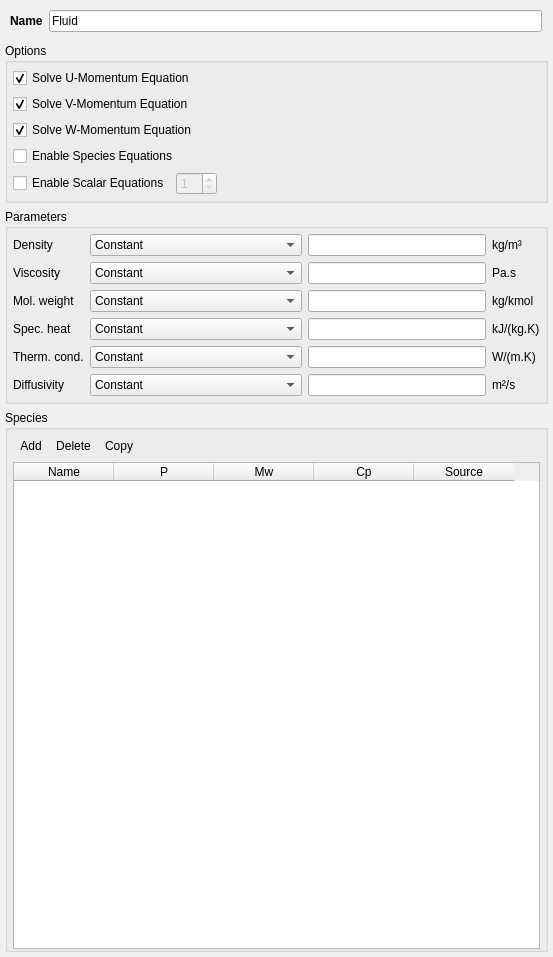
The window that gui/uifiles/fluid.ui (truongd8593/mfix) describes before a commit, drawn with Qt 5.
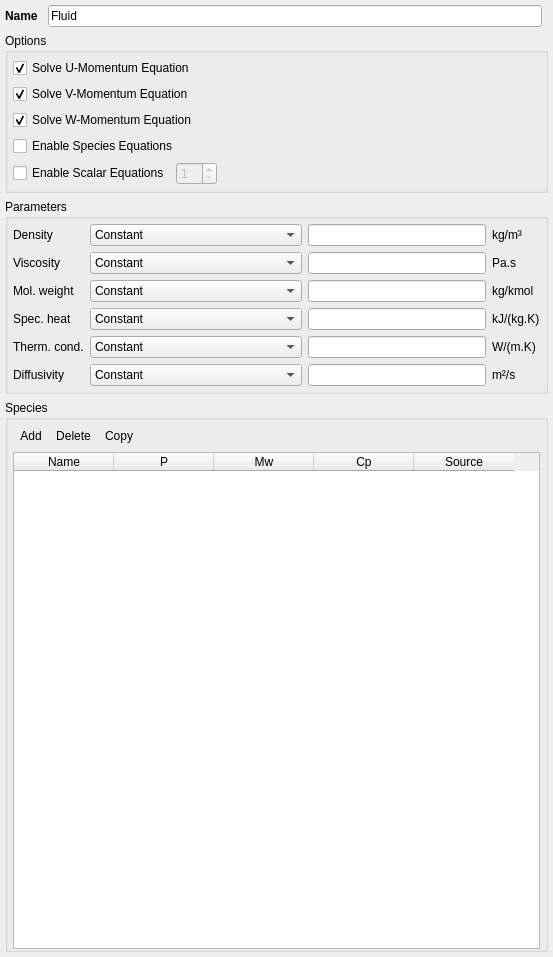
The same window after the commit. Custom widgets are drawn as their Qt base class.

Commit message: adjust some layouts and background colors

Diff of the .ui file:
```diff
--- a/gui/uifiles/fluid.ui
+++ b/gui/uifiles/fluid.ui
@@ -348,16 +348,19 @@
      </property>
      <layout class="QGridLayout" name="gridLayout_2">
       <property name="leftMargin">
-       <number>5</number>
+       <number>0</number>
       </property>
       <property name="topMargin">
-       <number>5</number>
+       <number>0</number>
       </property>
       <property name="rightMargin">
        <number>0</number>
       </property>
       <property name="bottomMargin">
-       <number>5</number>
+       <number>0</number>
+      </property>
+      <property name="spacing">
+       <number>0</number>
       </property>
       <item row="0" column="0">
        <spacer name="verticalSpacer_5">
@@ -377,6 +380,12 @@
       </item>
       <item row="1" column="0">
        <layout class="QHBoxLayout" name="horizontalLayout_3">
+        <property name="spacing">
+         <number>10</number>
+        </property>
+        <property name="topMargin">
+         <number>0</number>
+        </property>
         <item>
          <widget class="QLabel" name="label_27">
           <property name="font">
@@ -905,11 +914,6 @@
   </layout>
  </widget>
  <customwidgets>
-  <customwidget>
-   <class>ComboBox</class>
-   <extends>QComboBox</extends>
-   <header>widgets/base</header>
-  </customwidget>
   <customwidget>
    <class>CheckBox</class>
    <extends>QCheckBox</extends>
@@ -920,6 +924,11 @@
    <extends>QLineEdit</extends>
    <header>widgets/base</header>
   </customwidget>
+  <customwidget>
+   <class>ComboBox</class>
+   <extends>QComboBox</extends>
+   <header>widgets/base</header>
+  </customwidget>
  </customwidgets>
  <resources/>
  <connections/>
```
Left out of the diff: 2 changed lines with no effect on the pictures. The commit also changes 3 other files.
